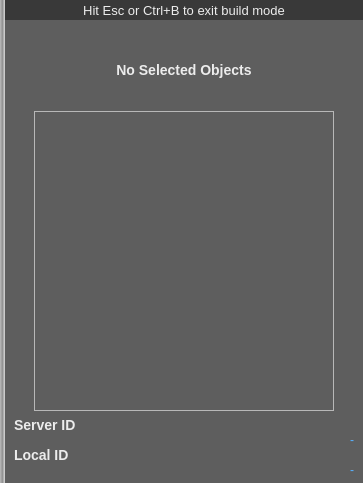
Qt form WorldBuildingModule/ui/ObjectInfoWidget.ui (realXtend/tundra) before a commit.
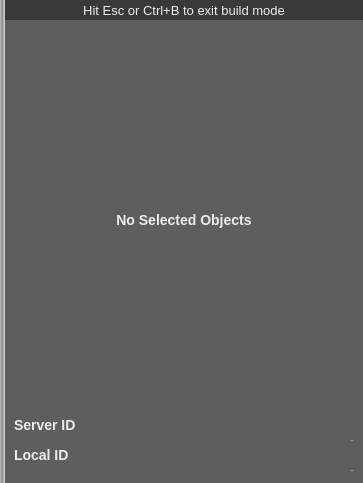
The same form after that commit.

```diff
--- a/WorldBuildingModule/ui/ObjectInfoWidget.ui
+++ b/WorldBuildingModule/ui/ObjectInfoWidget.ui
@@ -177,46 +177,6 @@
              <property name="topMargin">
               <number>0</number>
              </property>
-             <item>
-              <widget class="QLabel" name="object_viewport">
-               <property name="sizePolicy">
-                <sizepolicy hsizetype="Expanding" vsizetype="Preferred">
-                 <horstretch>0</horstretch>
-                 <verstretch>0</verstretch>
-                </sizepolicy>
-               </property>
-               <property name="minimumSize">
-                <size>
-                 <width>300</width>
-                 <height>300</height>
-                </size>
-               </property>
-               <property name="maximumSize">
-                <size>
-                 <width>300</width>
-                 <height>300</height>
-                </size>
-               </property>
-               <property name="frameShape">
-                <enum>QFrame::StyledPanel</enum>
-               </property>
-               <property name="frameShadow">
-                <enum>QFrame::Sunken</enum>
-               </property>
-               <property name="lineWidth">
-                <number>2</number>
-               </property>
-               <property name="midLineWidth">
-                <number>0</number>
-               </property>
-               <property name="text">
-                <string/>
-               </property>
-               <property name="alignment">
-                <set>Qt::AlignCenter</set>
-               </property>
-              </widget>
-             </item>
             </layout>
            </item>
            <item>
```
